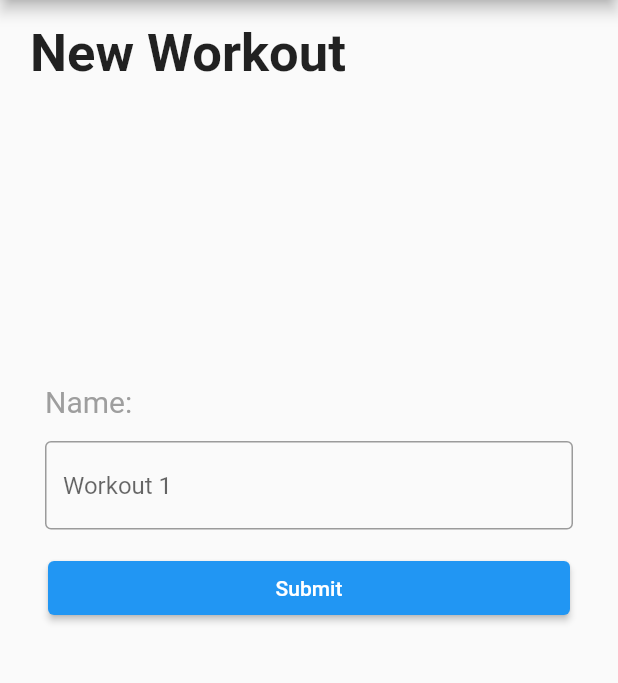
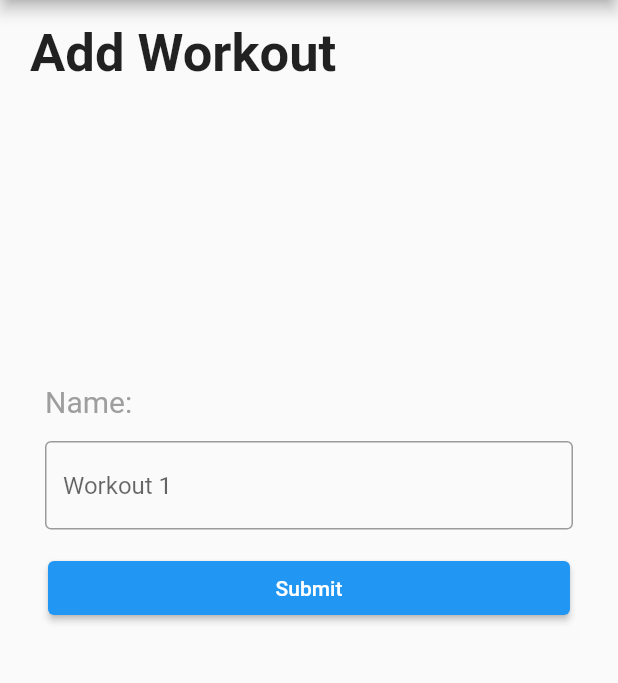
Before and after one commit to draff1800/bodybuildingpal, a Flutter app: the screen it shows after launch, after a tap on the "add" icon, on a phone screen of 412 x 824 dp, the part 84-767 px from its top. Run offline on Flutter 3.47's test engine with Material 2 defaults, Android fonts, the light colour scheme and no system bars.

Commit message:
File name and text changes. Added Workout page. Added navigation from Add Workout to Workout.

```diff
--- a/lib/new_workout.dart
+++ b/lib/add_workout.dart
@@ -1,7 +1,8 @@
 import 'package:flutter/material.dart';
+import 'workout.dart';
 
-class NewWorkoutRoute extends StatelessWidget {
-  const NewWorkoutRoute({super.key});
+class AddWorkoutRoute extends StatelessWidget {
+  const AddWorkoutRoute({super.key});
 
   @override
   Widget build(BuildContext context) {
@@ -14,17 +15,15 @@ class NewWorkoutRoute extends StatelessWidget {
           Container(
               alignment: Alignment.topLeft,
               margin: const EdgeInsets.fromLTRB(20, 15, 0, 200),
-              child: const Text('New Workout',
-                  style: TextStyle(fontWeight: FontWeight.bold, fontSize: 35)
-              )
-          ),
+              child: const Text('Add Workout',
+                  style: TextStyle(fontWeight: FontWeight.bold, fontSize: 35))),
           const Padding(
-            padding: EdgeInsets.symmetric(horizontal: 30),
-            child: Align(
-              alignment: Alignment.centerLeft,
-              child: Text('Name:', style: TextStyle(color: Colors.grey, fontSize: 20)),
-            )
-          ),
+              padding: EdgeInsets.symmetric(horizontal: 30),
+              child: Align(
+                alignment: Alignment.centerLeft,
+                child: Text('Name:',
+                    style: TextStyle(color: Colors.grey, fontSize: 20)),
+              )),
           const Padding(
             padding: EdgeInsets.symmetric(horizontal: 30, vertical: 15),
             child: TextField(
@@ -37,11 +36,16 @@ class NewWorkoutRoute extends StatelessWidget {
           Padding(
             padding: const EdgeInsets.symmetric(horizontal: 8),
             child: ElevatedButton(
-              onPressed: () {},
+              onPressed: () {
+                Navigator.push(
+                    context,
+                    MaterialPageRoute(builder: (context) => const WorkoutRoute())
+                );
+              },
               style: ElevatedButton.styleFrom(
-                fixedSize: const Size(348, 20), primary: Colors.blue
-              ),
-              child: const Text('Submit', style: TextStyle(color: Colors.white)),
+                  fixedSize: const Size(348, 20), primary: Colors.blue),
+              child:
+                  const Text('Submit', style: TextStyle(color: Colors.white)),
             ),
           ),
         ],
--- a/lib/main.dart
+++ b/lib/main.dart
@@ -1,5 +1,5 @@
 import 'package:flutter/material.dart';
-import 'new_workout.dart';
+import 'add_workout.dart';
 
 void main() => runApp(const BodybuildingPal());
 
@@ -42,14 +42,16 @@ class _WorkoutsRouteState extends State<WorkoutsRoute> {
           Container(
               alignment: Alignment.center,
               margin: const EdgeInsets.fromLTRB(0, 275, 0, 275),
-              child: const Text('There\'s nothing here... Yet!',
+              child: const Text('Tap below to add a workout.',
                   style: TextStyle(color: Colors.grey))),
         ],
       ),
       floatingActionButton: FloatingActionButton(
         onPressed: () => {
-          Navigator.push(context,
-              MaterialPageRoute(builder: (context) => const NewWorkoutRoute()))
+          Navigator.push(
+            context,
+            MaterialPageRoute(builder: (context) => const AddWorkoutRoute())
+          )
         },
         tooltip: 'Add Workout',
         child: const Icon(Icons.add),
```
Also changed, not shown: lib/workout.dart (added, +41 -0 lines), 1 other file.
